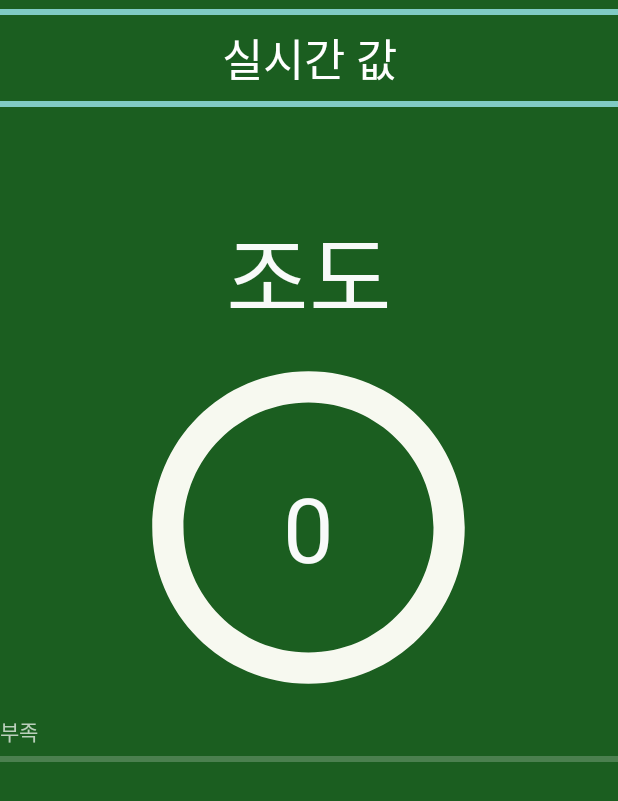
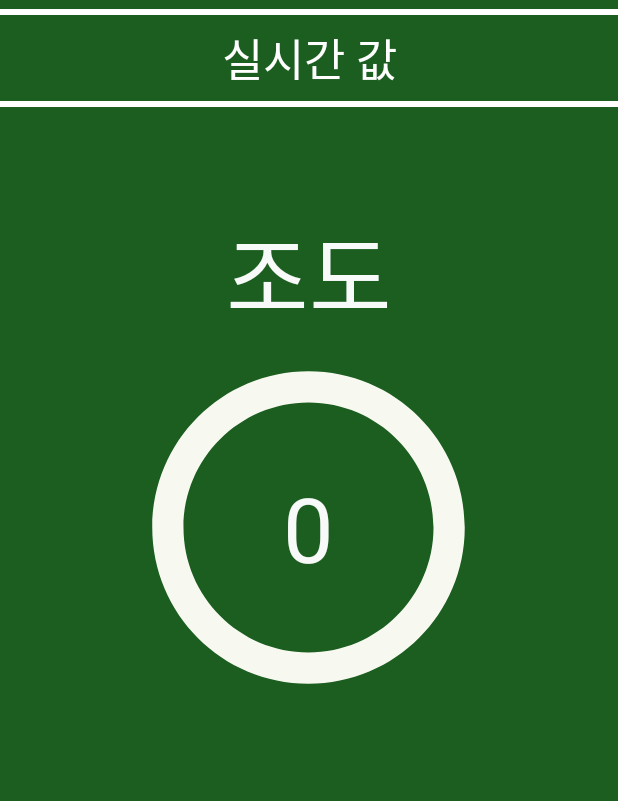
Before and after one commit to ddo009/ArduinoTest2, an Android app: the IlluminationActivity screen opened directly, with no data from a screen before it, on a phone screen of 412 x 824 dp. Shown: the top 801 px of the screen. Run offline under Robolectric (Android 15) with nearby library versions, the phone set to English and light mode, and no system bars; our stand-ins replace EventBus.

```diff
--- a/app/src/main/java/com/example/myapplication/IlluminationActivity.java
+++ b/app/src/main/java/com/example/myapplication/IlluminationActivity.java
@@ -1,13 +1,49 @@
 package com.example.myapplication;
 
+import android.os.Bundle;
 import android.support.v7.app.AppCompatActivity;
-import android.os.Bundle;
+import android.util.Log;
+import android.widget.TextView;
+
+import com.example.myapplication.events.ArduinoSensorEvent;
+
+import org.greenrobot.eventbus.EventBus;
+import org.greenrobot.eventbus.Subscribe;
 
 public class IlluminationActivity extends AppCompatActivity {
+
+    private TextView mResult;
 
     @Override
     protected void onCreate(Bundle savedInstanceState) {
         super.onCreate(savedInstanceState);
         setContentView(R.layout.activity_illumination);
+
+        mResult = (TextView) findViewById(R.id.result_txt);
     }
+
+    @Override
+    protected void onResume() {
+        super.onResume();
+
+        // 이벤트버스에 등록
+        EventBus.getDefault().register(this);
+    }
+
+    // 화면이 꺼지기 직전에 호출
+    @Override
+    protected void onPause() {
+        super.onPause();
+
+        // 이벤트버스에 해제
+        EventBus.getDefault().unregister(this);
+    }
+
+    @Subscribe
+    public void onArduinoSensorEvent(ArduinoSensorEvent event) {
+        // 이벤트를 받을 곳
+        Log.d("ArduinoAlarmService", "getIllumination: " + event.illumination);
+        mResult.setText("" + event.illumination);
+    }
+
 }
--- a/app/src/main/java/com/example/myapplication/events/ArduinoSensorEvent.java
+++ b/app/src/main/java/com/example/myapplication/events/ArduinoSensorEvent.java
@@ -5,4 +5,5 @@ package com.example.myapplication.events;
  */
 public class ArduinoSensorEvent {
    public int moisture;
+   public int illumination;
 }
--- a/app/src/main/java/com/example/myapplication/services/ArduinoAlarmService.java
+++ b/app/src/main/java/com/example/myapplication/services/ArduinoAlarmService.java
@@ -66,6 +66,7 @@ public class ArduinoAlarmService extends IntentService {
                             // 이벤트 발송
                             ArduinoSensorEvent event = new ArduinoSensorEvent();
                             event.moisture = body.getMoisture();
+                            event.illumination = body.getIllumination();
                             EventBus.getDefault().post(event);
 
                             // 수분 값 300 이하일 때 알림 표시
--- a/app/src/main/res/layout/activity_calendar.xml
+++ b/app/src/main/res/layout/activity_calendar.xml
@@ -11,6 +11,7 @@
         style="@style/Base.Widget.AppCompat.ProgressBar.Horizontal"
         android:layout_width="match_parent"
         android:layout_height="wrap_content"
+        android:progressTint="#ffffff"
         android:max="100"
         android:progress="100" />
 
@@ -39,6 +40,7 @@
         android:layout_width="match_parent"
         android:layout_height="wrap_content"
         android:max="100"
+        android:progressTint="#ffffff"
         android:progress="100" />
 
     <com.squareup.timessquare.CalendarPickerView
--- a/app/src/main/res/layout/activity_illumination.xml
+++ b/app/src/main/res/layout/activity_illumination.xml
@@ -12,7 +12,8 @@
         android:layout_width="match_parent"
         android:layout_height="wrap_content"
         android:max="100"
-        android:progress="100" />
+        android:progress="100"
+        android:progressTint="#ffffff" />
 
     <TextView
         android:layout_width="match_parent"
@@ -27,7 +28,8 @@
         android:layout_width="match_parent"
         android:layout_height="wrap_content"
         android:max="100"
-        android:progress="100" />
+        android:progress="100"
+        android:progressTint="#ffffff" />
 
     <TextView
         android:layout_width="wrap_content"
@@ -59,18 +61,4 @@
 
     </FrameLayout>
 
-    <TextView
-        android:id="@+id/result_txt_bar"
-        android:layout_width="match_parent"
-        android:layout_height="wrap_content"
-        android:text="부족" />
-
-    <ProgressBar
-        android:id="@+id/result_bar"
-        style="@style/Base.Widget.AppCompat.ProgressBar.Horizontal"
-        android:layout_width="match_parent"
-        android:layout_height="wrap_content"
-        android:max="950"
-        android:progress="0" />
-
 </LinearLayout>
--- a/app/src/main/res/values/strings.xml
+++ b/app/src/main/res/values/strings.xml
@@ -1,3 +1,3 @@
 <resources>
-    <string name="app_name">My Application</string>
+    <string name="app_name">Plant Alram</string>
 </resources>
```
Also changed, not shown: app/src/main/AndroidManifest.xml (+4 -9 lines), app/src/main/java/com/example/myapplication/models/SensorResult.java (+10 -1 lines), app/src/main/res/layout/activity_main.xml (+5 -3 lines).
